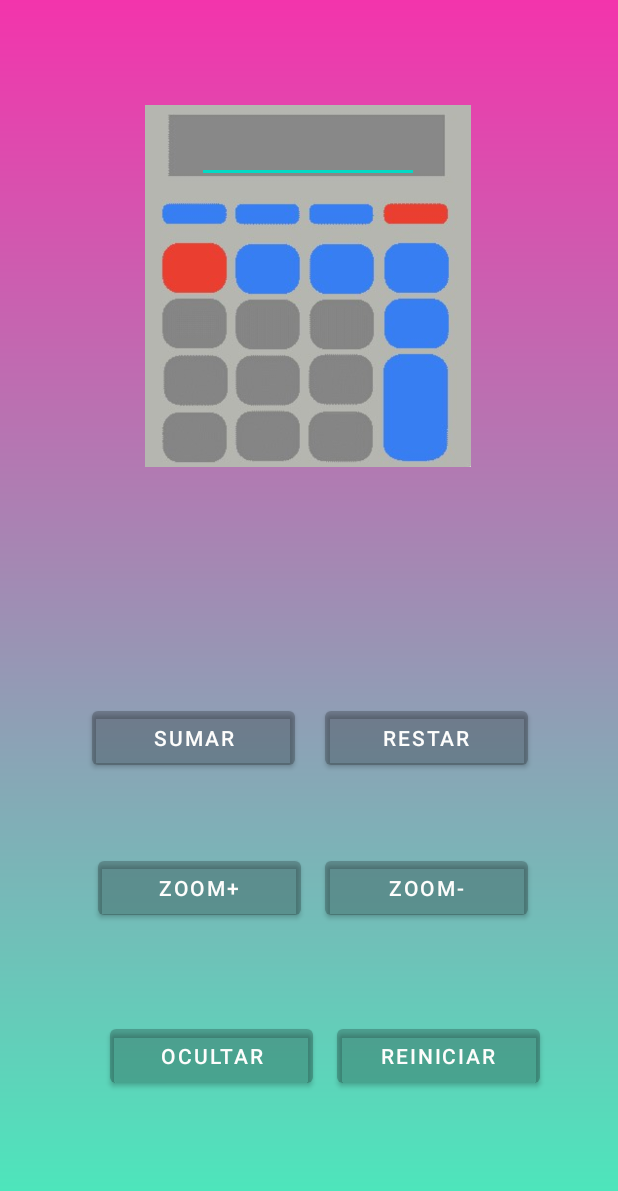
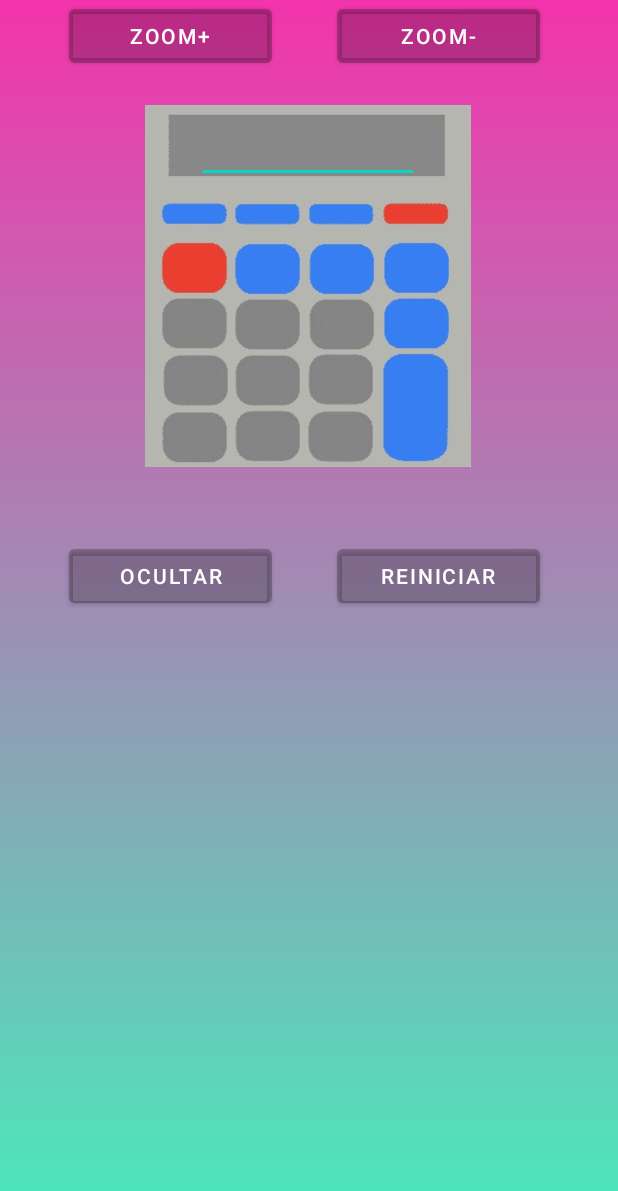
Before and after one commit to GianFaggi/aplicacion_movil_gian, an Android app: the layout activity_main.xml on its own in the app's theme, with its tools: preview values and no code run, on a phone screen of 412 x 824 dp. Shown: the top 1191 px of the screen. Run offline under Robolectric (Android 15) with nearby library versions, the phone set to English and light mode, and no system bars.

```diff
--- a/app/src/main/res/layout/activity_main.xml
+++ b/app/src/main/res/layout/activity_main.xml
@@ -25,78 +25,81 @@
         android:id="@+id/btn_sumar"
         android:layout_width="135dp"
         android:layout_height="48dp"
-        android:layout_marginStart="52dp"
-        android:layout_marginBottom="52dp"
         android:backgroundTint="@color/material_on_surface_stroke"
         android:text="@string/sumar"
-        app:layout_constraintBottom_toTopOf="@+id/btn_zoompositivo"
+        app:layout_constraintBottom_toBottomOf="@+id/btn_restar"
         app:layout_constraintEnd_toStartOf="@+id/btn_restar"
-        app:layout_constraintHorizontal_bias="0.31"
-        app:layout_constraintLeft_toLeftOf="parent"
-        app:layout_constraintStart_toStartOf="parent" />
+        app:layout_constraintStart_toStartOf="parent"
+        app:layout_constraintTop_toTopOf="@+id/btn_restar" />
 
     <Button
         android:id="@+id/btn_restar"
         android:layout_width="135dp"
         android:layout_height="48dp"
-        android:layout_marginEnd="60dp"
+        android:layout_marginEnd="52dp"
         android:layout_marginBottom="52dp"
         android:backgroundTint="@color/material_on_surface_stroke"
         android:text="@string/restar"
         app:layout_constraintBottom_toTopOf="@+id/btn_zoomnegativo"
         app:layout_constraintEnd_toEndOf="parent"
         app:layout_constraintTop_toBottomOf="@+id/imagen"
-        app:layout_constraintVertical_bias="1.0" />
+        app:layout_constraintVertical_bias="0.97" />
 
     <Button
         android:id="@+id/btn_zoompositivo"
         android:layout_width="135dp"
         android:layout_height="48dp"
         android:layout_marginEnd="16dp"
-        android:layout_marginBottom="64dp"
         android:backgroundTint="@color/material_on_surface_stroke"
         android:text="@string/zoom"
         android:textColor="@color/white"
-        app:layout_constraintBottom_toTopOf="@+id/btn_ocultar"
+        app:layout_constraintBottom_toBottomOf="@+id/btn_zoomnegativo"
         app:layout_constraintEnd_toStartOf="@+id/btn_zoomnegativo"
-        app:layout_constraintHorizontal_bias="1.0"
-        app:layout_constraintStart_toStartOf="parent" />
+        app:layout_constraintHorizontal_bias="0.63"
+        app:layout_constraintStart_toStartOf="parent"
+        app:layout_constraintTop_toTopOf="@+id/btn_zoomnegativo"
+        app:layout_constraintVertical_bias="0.0" />
 
     <Button
         android:id="@+id/btn_zoomnegativo"
         android:layout_width="135dp"
         android:layout_height="48dp"
-        android:layout_marginEnd="60dp"
-        android:layout_marginBottom="64dp"
         android:backgroundTint="@color/material_on_surface_stroke"
         android:text="@string/zoommenos"
         android:textColor="@color/white"
-        app:layout_constraintBottom_toTopOf="@+id/btn_reiniciar"
-        app:layout_constraintEnd_toEndOf="parent" />
+        app:layout_constraintEnd_toEndOf="@+id/btn_restar"
+        app:layout_constraintHorizontal_bias="1.0"
+        app:layout_constraintStart_toStartOf="@+id/btn_restar"
+        tools:layout_editor_absoluteY="467dp" />
 
     <Button
         android:id="@+id/btn_ocultar"
         android:layout_width="135dp"
         android:layout_height="48dp"
-        android:layout_marginEnd="16dp"
-        android:layout_marginBottom="96dp"
+        android:layout_marginEnd="20dp"
         android:backgroundTint="@color/material_on_surface_stroke"
         android:text="@string/ocultar"
         android:textColor="@color/white"
-        app:layout_constraintBottom_toBottomOf="parent"
-        app:layout_constraintEnd_toStartOf="@+id/btn_reiniciar" />
+        app:layout_constraintBottom_toBottomOf="@+id/btn_reiniciar"
+        app:layout_constraintEnd_toEndOf="@+id/btn_zoompositivo"
+        app:layout_constraintHorizontal_bias="0.0"
+        app:layout_constraintStart_toStartOf="@+id/btn_zoompositivo"
+        app:layout_constraintTop_toTopOf="@+id/btn_reiniciar"
+        app:layout_constraintVertical_bias="0.0" />
 
     <Button
         android:id="@+id/btn_reiniciar"
         android:layout_width="135dp"
         android:layout_height="48dp"
-        android:layout_marginEnd="52dp"
-        android:layout_marginBottom="96dp"
+        android:layout_marginBottom="104dp"
         android:backgroundTint="@color/material_on_surface_stroke"
         android:text="@string/reset"
         android:textColor="@color/white"
         app:layout_constraintBottom_toBottomOf="parent"
-        app:layout_constraintEnd_toEndOf="parent" />
+        app:layout_constraintEnd_toEndOf="@+id/btn_zoomnegativo"
+        app:layout_constraintHorizontal_bias="0.0"
+        app:layout_constraintStart_toStartOf="@+id/btn_zoomnegativo"
+        app:layout_constraintTop_toBottomOf="@+id/btn_zoomnegativo" />
 
     <EditText
         android:id="@+id/ingresocuenta"
```
Also changed, not shown: app/src/main/AndroidManifest.xml (+9 -8 lines), app/src/main/java/com/example/aplicacion_movil_gian/MainActivity.java (+37 -0 lines), app/src/main/res/layout/activity_main2.xml (+10 -8 lines).
